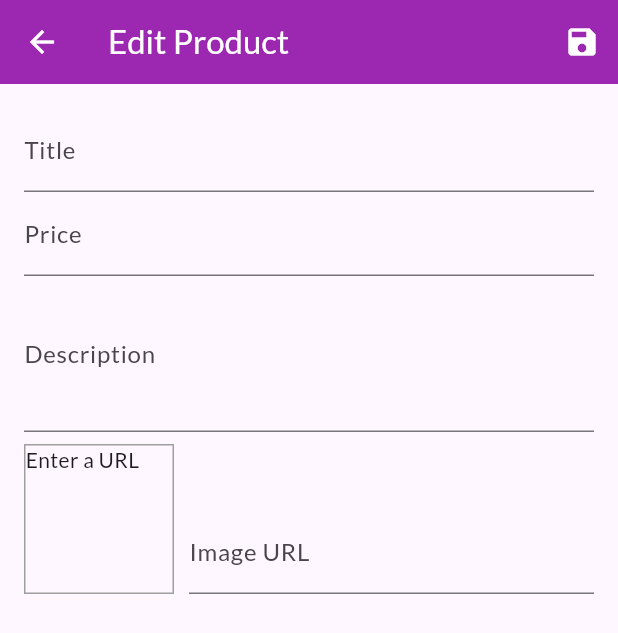
After one commit to arshadmallik47/My_shop_app, a Flutter app: the EditProductScreen screen opened by its route, on a phone screen of 412 x 824 dp. The commit adds this screen. Shown: the top 633 px of the screen. Run offline on Flutter 3.47's test engine with Material 3 defaults, Android fonts, the phone set to English and light mode, and no system bars; network calls fail.

Commit message:
- delete and edit products

```diff
--- a/lib/main.dart
+++ b/lib/main.dart
@@ -4,9 +4,11 @@ import 'package:shop_app/providers/cart.dart';
 import 'package:shop_app/providers/order.dart';
 import 'package:shop_app/providers/product_provider.dart';
 import 'package:shop_app/screens/cart_screen.dart';
+import 'package:shop_app/screens/edit_product_screen.dart';
 import 'package:shop_app/screens/orders_screen.dart';
 import 'package:shop_app/screens/product_detail_screen.dart';
 import 'package:shop_app/screens/product_overview_screen.dart';
+import 'package:shop_app/screens/user_product_screen.dart';
 
 void main() {
   runApp(const MyApp());
@@ -47,6 +49,8 @@ class MyApp extends StatelessWidget {
                 const ProductDetailScreen(),
             CartScreen.routeName: (context) => const CartScreen(),
             OrdersScreen.routeName: (context) => const OrdersScreen(),
+            UserProductScreen.routeName: (context) => const UserProductScreen(),
+            EditProductScreen.routeName: (context) => const EditProductScreen(),
           },
         ),
       );
--- a/lib/providers/product.dart
+++ b/lib/providers/product.dart
@@ -1,7 +1,7 @@
 import 'package:flutter/material.dart';
 
 class Product with ChangeNotifier {
-  final String id;
+  final String? id;
   final String title;
   final String description;
   final double price;
--- a/lib/providers/product_provider.dart
+++ b/lib/providers/product_provider.dart
@@ -68,8 +68,34 @@ class ProductProvider with ChangeNotifier {
   //   notifyListeners();
   // }
 
-  void addProduct() {
-    // _items.add(value);
+  void addProduct(Product product) {
+    final newProduct = Product(
+      id: DateTime.now().toString(),
+      title: product.title,
+      description: product.description,
+      price: product.price,
+      imageUrl: product.imageUrl,
+    );
+    _items.add(newProduct);
+    //_items.insert(0, newProduct); // at the start of the list...
+    notifyListeners();
+  }
+
+  // update product
+
+  void updateProduct(String id, Product updateProduct) {
+    final prodIndex = _items.indexWhere((prod) => prod.id == id);
+    if (prodIndex >= 0) {
+      _items[prodIndex] = updateProduct;
+      notifyListeners();
+    } else {
+      debugPrint('...');
+    }
+  }
+
+  // delete product
+  void deleteProduct(String id) {
+    _items.removeWhere((prod) => prod.id == id);
     notifyListeners();
   }
 }
--- /dev/null
+++ b/lib/screens/edit_product_screen.dart
@@ -0,0 +1,287 @@
+// ignore_for_file: library_private_types_in_public_api, unnecessary_null_comparison
+
+import 'package:flutter/material.dart';
+import 'package:provider/provider.dart';
+import 'package:shop_app/providers/product_provider.dart';
+
+import '../providers/product.dart';
+
+class EditProductScreen extends StatefulWidget {
+  static const routeName = '/edit-product';
+
+  const EditProductScreen({super.key});
+
+  @override
+  _EditProductScreenState createState() => _EditProductScreenState();
+}
+
+class _EditProductScreenState extends State<EditProductScreen> {
+  final _priceFocusNode = FocusNode();
+  final _descriptionFocusNode = FocusNode();
+  final _imageUrlController = TextEditingController();
+  final _imageUrlFocusNode = FocusNode();
+  final _form = GlobalKey<FormState>();
+  var _editedProduct = Product(
+    id: null,
+    title: '',
+    price: 0,
+    description: '',
+    imageUrl: '',
+  );
+  var _initValues = {
+    'title': '',
+    'description': '',
+    'price': '',
+    'imageUrl': '',
+  };
+  var _isInit = true;
+
+  @override
+  void initState() {
+    _imageUrlFocusNode.addListener(_updateImageUrl);
+    super.initState();
+  }
+
+  @override
+  void didChangeDependencies() {
+    if (_isInit) {
+      final productId = ModalRoute.of(context)!.settings.arguments as String?;
+      if (productId != null) {
+        _editedProduct = Provider.of<ProductProvider>(context, listen: false)
+            .findById(productId);
+        _initValues = {
+          'title': _editedProduct.title,
+          'description': _editedProduct.description,
+          'price': _editedProduct.price.toString(),
+          // 'imageUrl': _editedProduct.imageUrl,
+          'imageUrl': '',
+        };
+        _imageUrlController.text = _editedProduct.imageUrl;
+      }
+    }
+    _isInit = false;
+    super.didChangeDependencies();
+  }
+
+  @override
+  void dispose() {
+    _imageUrlFocusNode.removeListener(_updateImageUrl);
+    _priceFocusNode.dispose();
+    _descriptionFocusNode.dispose();
+    _imageUrlController.dispose();
+    _imageUrlFocusNode.dispose();
+    super.dispose();
+  }
+
+  void _updateImageUrl() {
+    if (!_imageUrlFocusNode.hasFocus) {
+      if ((!_imageUrlController.text.startsWith('http') &&
+              !_imageUrlController.text.startsWith('https')) ||
+          (!_imageUrlController.text.endsWith('.png') &&
+              !_imageUrlController.text.endsWith('.jpg') &&
+              !_imageUrlController.text.endsWith('.jpeg'))) {
+        return;
+      }
+      setState(() {});
+    }
+  }
+
+  void _saveForm() {
+    final isValid = _form.currentState!.validate();
+    if (!isValid) {
+      return;
+    }
+    _form.currentState!.save();
+    if (_editedProduct.id != null) {
+      Provider.of<ProductProvider>(context, listen: false)
+          .updateProduct(_editedProduct.id!, _editedProduct);
+    } else {
+      Provider.of<ProductProvider>(context, listen: false)
+          .addProduct(_editedProduct);
+    }
+    Navigator.of(context).pop();
+  }
+
+  @override
+  Widget build(BuildContext context) {
+    return Scaffold(
+      appBar: AppBar(
+        title: const Text(
+          'Edit Product',
+          style: TextStyle(color: Colors.white),
+        ),
+        actions: <Widget>[
+          IconButton(
+            icon: const Icon(
+              Icons.save,
+              color: Colors.white,
+            ),
+            onPressed: _saveForm,
+          ),
+        ],
+        leading: IconButton(
+            onPressed: () {
+              Navigator.of(context).pop();
+            },
+            icon: const Icon(
+              Icons.arrow_back,
+              color: Colors.white,
+            )),
+      ),
+      body: Padding(
+        padding: const EdgeInsets.all(16.0),
+        child: Form(
+          key: _form,
+          child: ListView(
+            children: <Widget>[
+              TextFormField(
+                initialValue: _initValues['title'],
+                decoration: const InputDecoration(labelText: 'Title'),
+                textInputAction: TextInputAction.next,
+                onFieldSubmitted: (_) {
+                  FocusScope.of(context).requestFocus(_priceFocusNode);
+                },
+                validator: (value) {
+                  if (value!.isEmpty) {
+                    return 'Please provide a value.';
+                  }
+                  return null;
+                },
+                onSaved: (value) {
+                  _editedProduct = Product(
+                      title: value.toString(),
+                      price: _editedProduct.price,
+                      description: _editedProduct.description,
+                      imageUrl: _editedProduct.imageUrl,
+                      id: _editedProduct.id,
+                      isFavorite: _editedProduct.isFavorite);
+                },
+              ),
+              TextFormField(
+                initialValue: _initValues['price'],
+                decoration: const InputDecoration(labelText: 'Price'),
+                textInputAction: TextInputAction.next,
+                keyboardType: TextInputType.number,
+                focusNode: _priceFocusNode,
+                onFieldSubmitted: (_) {
+                  FocusScope.of(context).requestFocus(_descriptionFocusNode);
+                },
+                validator: (value) {
+                  if (value!.isEmpty) {
+                    return 'Please enter a price.';
+                  }
+                  if (double.tryParse(value) == null) {
+                    return 'Please enter a valid number.';
+                  }
+                  if (double.parse(value) <= 0) {
+                    return 'Please enter a number greater than zero.';
+                  }
+                  return null;
+                },
+                onSaved: (value) {
+                  _editedProduct = Product(
+                      title: _editedProduct.title,
+                      price: double.parse(value!),
+                      description: _editedProduct.description,
+                      imageUrl: _editedProduct.imageUrl,
+                      id: _editedProduct.id,
+                      isFavorite: _editedProduct.isFavorite);
+                },
+              ),
+              TextFormField(
+                initialValue: _initValues['description'],
+                decoration: const InputDecoration(labelText: 'Description'),
+                maxLines: 3,
+                keyboardType: TextInputType.multiline,
+                focusNode: _descriptionFocusNode,
+                validator: (value) {
+                  if (value!.isEmpty) {
+                    return 'Please enter a description.';
+                  }
+                  if (value.length < 10) {
+                    return 'Should be at least 10 characters long.';
+                  }
+                  return null;
+                },
+                onSaved: (value) {
+                  _editedProduct = Product(
+                    title: _editedProduct.title,
+                    price: _editedProduct.price,
+                    description: value.toString(),
+                    imageUrl: _editedProduct.imageUrl,
+                    id: _editedProduct.id,
+                    isFavorite: _editedProduct.isFavorite,
+                  );
+                },
+              ),
+              Row(
+                crossAxisAlignment: CrossAxisAlignment.end,
+                children: <Widget>[
+                  Container(
+                    width: 100,
+                    height: 100,
+                    margin: const EdgeInsets.only(
+                      top: 8,
+                      right: 10,
+                    ),
+                    decoration: BoxDecoration(
+                      border: Border.all(
+                        width: 1,
+                        color: Colors.grey,
+                      ),
+                    ),
+                    child: _imageUrlController.text.isEmpty
+                        ? const Text('Enter a URL')
+                        : FittedBox(
+                            child: Image.network(
+                              _imageUrlController.text,
+                              fit: BoxFit.cover,
+                            ),
+                          ),
+                  ),
+                  Expanded(
+                    child: TextFormField(
+                      decoration: const InputDecoration(labelText: 'Image URL'),
+                      keyboardType: TextInputType.url,
+                      textInputAction: TextInputAction.done,
+                      controller: _imageUrlController,
+                      focusNode: _imageUrlFocusNode,
+                      onFieldSubmitted: (_) {
+                        _saveForm();
+                      },
+                      validator: (value) {
+                        if (value!.isEmpty) {
+                          return 'Please enter an image URL.';
+                        }
+                        if (!value.startsWith('http') &&
+                            !value.startsWith('https')) {
+                          return 'Please enter a valid URL.';
+                        }
+                        if (!value.endsWith('.png') &&
+                            !value.endsWith('.jpg') &&
+                            !value.endsWith('.jpeg')) {
+                          return 'Please enter a valid image URL.';
+                        }
+                        return null;
+                      },
+                      onSaved: (value) {
+                        _editedProduct = Product(
+                          title: _editedProduct.title,
+                          price: _editedProduct.price,
+                          description: _editedProduct.description,
+                          imageUrl: value.toString(),
+                          id: _editedProduct.id,
+                          isFavorite: _editedProduct.isFavorite,
+                        );
+                      },
+                    ),
+                  ),
+                ],
+              ),
+            ],
+          ),
+        ),
+      ),
+    );
+  }
+}
--- a/lib/widgets/app_drawer.dart
+++ b/lib/widgets/app_drawer.dart
@@ -1,5 +1,6 @@
 import 'package:flutter/material.dart';
 import 'package:shop_app/screens/orders_screen.dart';
+import 'package:shop_app/screens/user_product_screen.dart';
 
 class AppDrawer extends StatelessWidget {
   const AppDrawer({super.key});
@@ -29,6 +30,14 @@ class AppDrawer extends StatelessWidget {
             onTap: () =>
                 Navigator.pushReplacementNamed(context, OrdersScreen.routeName),
           ),
+          const Divider(),
+          ListTile(
+            leading: const Icon(Icons.edit),
+            title: const Text('Manage Products'),
+            onTap: () => Navigator.pushReplacementNamed(
+                context, UserProductScreen.routeName),
+          ),
+          const Divider(),
         ],
       ),
     );
--- a/lib/widgets/product_item.dart
+++ b/lib/widgets/product_item.dart
@@ -33,7 +33,7 @@ class ProductItem extends StatelessWidget {
           ),
           trailing: IconButton(
             onPressed: () {
-              cart.addItem(prod.id, prod.price, prod.title);
+              cart.addItem(prod.id!, prod.price, prod.title);
 
               ScaffoldMessenger.of(context).hideCurrentSnackBar();
               ScaffoldMessenger.of(context).showSnackBar(
@@ -45,7 +45,7 @@ class ProductItem extends StatelessWidget {
                   action: SnackBarAction(
                     label: 'UNDO',
                     onPressed: () {
-                      cart.removeSingleItem(prod.id);
+                      cart.removeSingleItem(prod.id!);
                     },
                   ),
                 ),
--- a/pubspec.yaml
+++ b/pubspec.yaml
@@ -31,6 +31,7 @@ dependencies:
   cupertino_icons: ^1.0.2
   flutter:
     sdk: flutter
+  http: ^1.2.0
   intl: ^0.19.0
   provider: ^6.1.1
 
```
Also changed, not shown: lib/screens/user_product_screen.dart (added, +63 -0 lines), lib/widgets/user_product_item.dart (added, +44 -0 lines), pubspec.lock, 2 other files.
